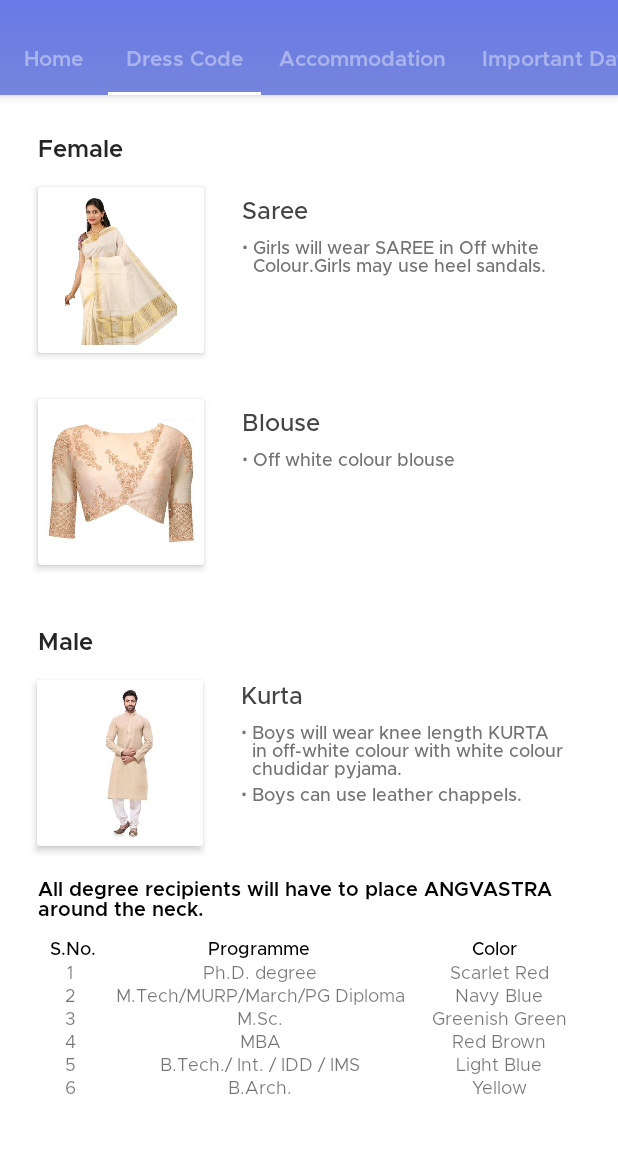
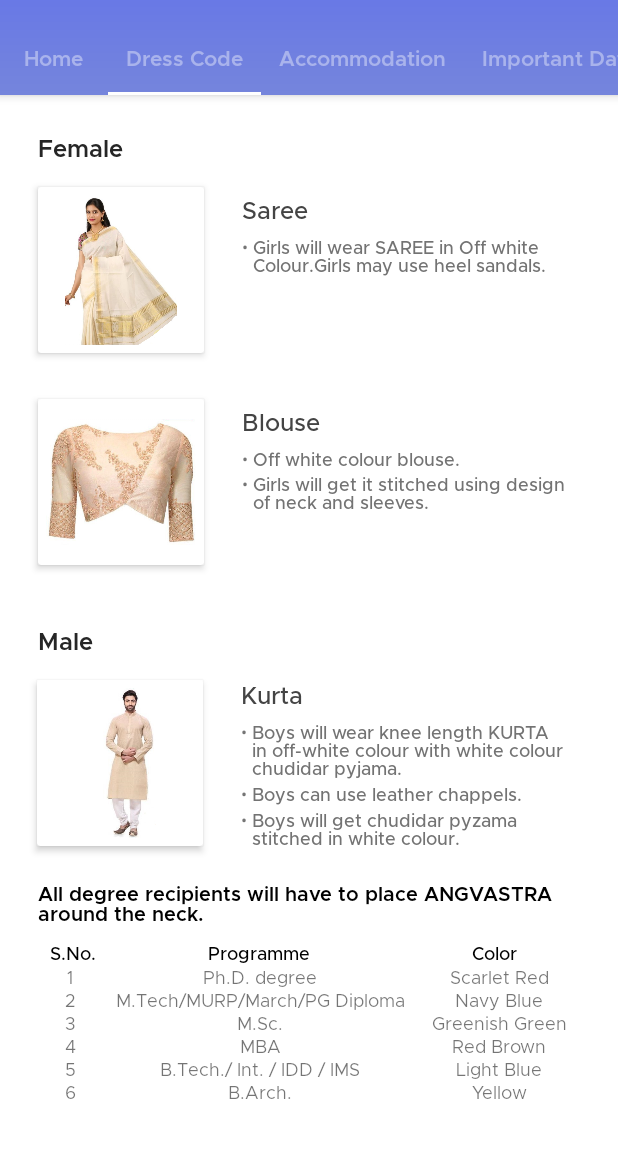
Before and after one commit to mdg-iitr/convocation-android, an Android app: the screen it shows after launch (MainActivity), tab 2 chosen, on a phone screen of 412 x 824 dp, the part 73-1231 px from its top. Run offline under Robolectric (Android 15) with nearby library versions, the phone set to English and light mode, and no system bars; our stand-ins replace CircleImageView, Picasso, RxJava; network calls fail; pictures from the network do not load.

Commit message:
sab chuitye hai bc

```diff
--- a/app/src/main/res/layout/fragment_dresscode.xml
+++ b/app/src/main/res/layout/fragment_dresscode.xml
@@ -164,6 +164,28 @@
                         android:textColor="#737373"
                         android:textSize="12sp" />
 
+                    <TextView
+                        android:id="@+id/bullet_9"
+                        android:layout_width="wrap_content"
+                        android:layout_height="wrap_content"
+                        android:layout_below="@id/bullet_2"
+                        android:text="\u2022"
+                        android:textSize="12sp" />
+
+                    <TextView
+                        android:id="@+id/female_dress_description_3"
+                        android:layout_width="wrap_content"
+                        android:layout_height="wrap_content"
+                        android:layout_alignTop="@id/bullet_9"
+                        android:layout_below="@id/female_dress_description_2"
+                        android:layout_marginStart="3dp"
+                        android:layout_marginTop="1dp"
+                        android:layout_toEndOf="@+id/bullet_2"
+                        android:fontFamily="@font/metropolis_medium"
+                        android:text="@string/female_dress_description_3"
+                        android:textColor="#737373"
+                        android:textSize="12sp" />
+
                 </RelativeLayout>
 
             </RelativeLayout>
@@ -264,6 +286,27 @@
                         android:layout_toEndOf="@+id/bullet_4"
                         android:fontFamily="@font/metropolis_medium"
                         android:text="@string/male_dress_description_2"
+                        android:textColor="#737373"
+                        android:textSize="12sp" />
+
+                    <TextView
+                        android:id="@+id/bullet_5"
+                        android:layout_width="wrap_content"
+                        android:layout_height="wrap_content"
+                        android:layout_below="@+id/male_dress_description_2"
+                        android:text="\u2022"
+                        android:textSize="12sp" />
+
+                    <TextView
+                        android:id="@+id/male_dress_description_3"
+                        android:layout_width="wrap_content"
+                        android:layout_height="wrap_content"
+                        android:layout_alignTop="@id/bullet_5"
+                        android:layout_marginStart="3dp"
+                        android:layout_marginTop="1dp"
+                        android:layout_toEndOf="@+id/bullet_4"
+                        android:fontFamily="@font/metropolis_medium"
+                        android:text="@string/male_dress_description_3"
                         android:textColor="#737373"
                         android:textSize="12sp" />
 
--- a/app/src/main/res/values/strings.xml
+++ b/app/src/main/res/values/strings.xml
@@ -34,9 +34,11 @@
     <string name="female_dress_name">Saree</string>
     <string name="female_dress_name_2">Blouse</string>
     <string name="female_dress_description_1">Girls will wear SAREE in Off white Colour.Girls may use heel sandals.</string>
-    <string name="female_dress_description_2">Off white colour blouse</string>
+    <string name="female_dress_description_2">Off white colour blouse.</string>
+    <string name="female_dress_description_3">Girls will get it stitched using design of neck and sleeves.</string>
     <string name="male_dress_description_1">Boys will wear knee length KURTA in off-white colour with white colour chudidar pyjama.</string>
     <string name="male_dress_description_2">Boys can use leather chappels.</string>
+    <string name="male_dress_description_3">Boys will get chudidar pyzama stitched in white colour.</string>
     <string name="dummy_text">Lorem Ipsum is simply dummy text\nof the printing and typesetting industry.</string>
 
     <string name="profile">Profile</string>
```
